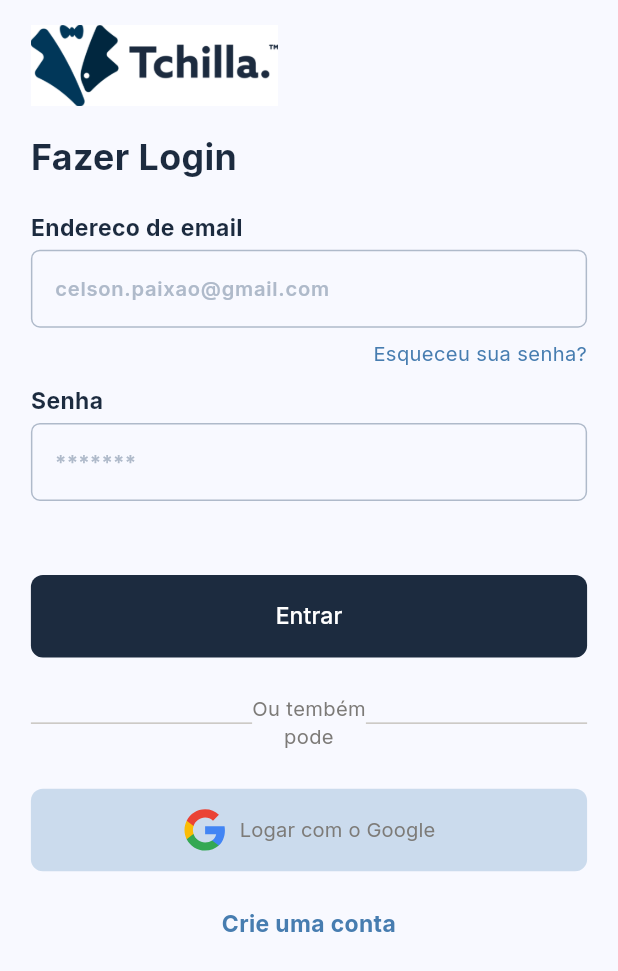
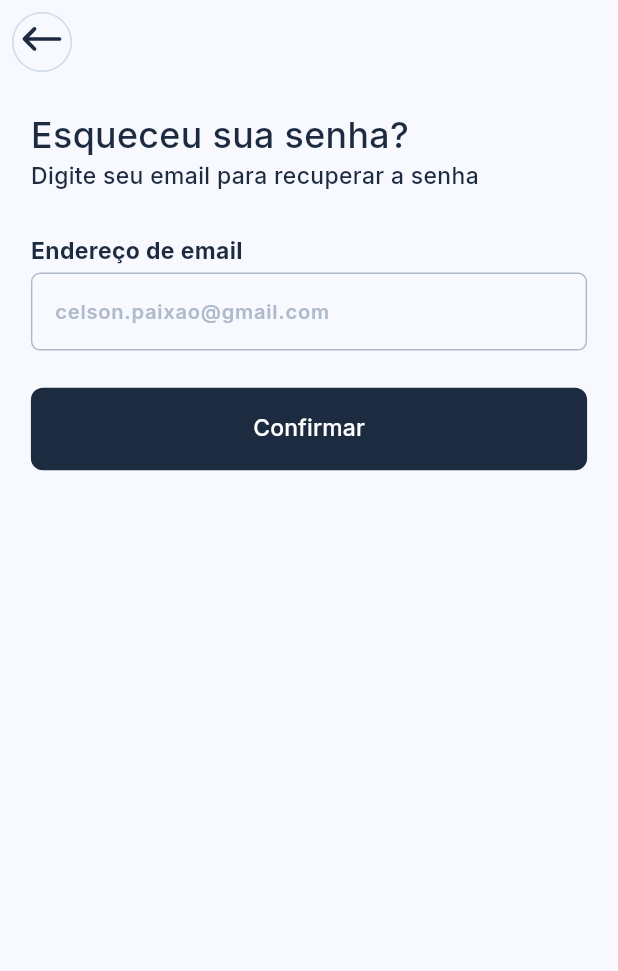
Before and after one commit to Tchilla-TCC-StartUp/tchilla-app-user, a Flutter app: the screen it shows after launch, after a tap on "Esqueceu sua senha?", on a phone screen of 412 x 824 dp. Shown: the top 971 px of the screen. Run offline on Flutter 3.47's test engine with Material 3 defaults, Android fonts, the phone set to English and light mode, and no system bars; our stand-ins replace flutter_modular, flutter_svg, google_fonts, responsive_sizer.

Commit message:
Mais paginas e outras coisas

```diff
--- a/lib/app_module.dart
+++ b/lib/app_module.dart
@@ -1,10 +1,13 @@
 import 'package:flutter_modular/flutter_modular.dart';
 import 'package:tchilla/resources/app_routers.dart' as Router;
 import 'package:tchilla/util/events/navigation.dart';
+import 'package:tchilla/view/pages/forenge_passsword_auth_email_page.dart';
+import 'package:tchilla/view/pages/forenge_password_confitmation_pin_page.dart';
 import 'package:tchilla/view/pages/home_page.dart';
 import 'package:tchilla/view/pages/login_page.dart';
 import 'package:tchilla/view/pages/register_page.dart';
 import 'package:tchilla/view/pages/splash_page.dart';
+import 'package:tchilla/viewmodel/forenge_password_viewmodel.dart';
 import 'package:tchilla/viewmodel/login_viewmodel.dart';
 import 'package:tchilla/viewmodel/register_viewmodel.dart';
 import 'package:tchilla/viewmodel/splash_viewmodel.dart';
@@ -32,8 +35,17 @@ class AppModule extends Module {
       child: (context) => const RegisterPage(),
       transition: TransitionType.rightToLeft,
     );
+    r.child(
+      Router.forengePassswordEmail,
+      child: (context) => const ForengePassswordAuthEmailPage(),
+      transition: TransitionType.rightToLeft,
+    );
+    r.child(
+      Router.forengePassswordConfirmationPin,
+      child: (context) => const ForengePasswordConfitmationPinPage(),
+      transition: TransitionType.rightToLeft,
+    );
   }
-
   @override
   void binds(Injector i) {
     // Navigation
@@ -42,5 +54,6 @@ class AppModule extends Module {
     i.addLazySingleton<SplashViewmodel>(SplashViewmodel.new);
     i.addLazySingleton<LoginViewmodel>(LoginViewmodel.new);
     i.addLazySingleton<RegisterViewmodel>(RegisterViewmodel.new);
+    i.addLazySingleton<ForengePasswordViewmodel>(ForengePasswordViewmodel.new);
   }
 }
--- a/lib/resources/app_constats.dart
+++ b/lib/resources/app_constats.dart
@@ -8,3 +8,4 @@ const String logoPng = '${vectoresPash}logo3x.png';
 const String logotipoPng = '${vectoresPash}logotipo3x.png';
 
 const String googlelogoSvg = '${vectoresPash}Google__G__logo.svg';
+const String arrowBackSvg = '${vectoresPash}noun-back-arrow-3565454.svg';
--- a/lib/resources/app_routers.dart
+++ b/lib/resources/app_routers.dart
@@ -7,3 +7,7 @@ final String mainRouter = "${initialRoute}main";
 final String homePage = "$mainRouter/home";
 final String loginPage = "$mainRouter/login";
 final String registerPage = "$mainRouter/register";
+final String forengePassswordEmail =
+    "$mainRouter/forange_passsword/auth_email_page";
+final String forengePassswordConfirmationPin =
+    "$forengePassswordEmail/forange_passsword/confirmation_pin";
--- a/lib/util/events/navigation.dart
+++ b/lib/util/events/navigation.dart
@@ -27,4 +27,19 @@ class Navigation extends INavigation {
       (route) => false,
     );
   }
+
+  @override
+  navigateToBack() {
+    modular.to.pop();
+  }
+
+  @override
+  Future<void> navigateToForengePassewordEmailPage() {
+    return modular.to.pushNamed(Router.forengePassswordEmail);
+  }
+
+  @override
+  Future<void> navigateToConfirmationPage() {
+    return modular.to.pushNamed(Router.forengePassswordConfirmationPin);
+  }
 }
--- a/lib/util/interface/inavigation.dart
+++ b/lib/util/interface/inavigation.dart
@@ -1,5 +1,9 @@
 abstract class INavigation {
   Future<void> navigateToHome();
   Future<void> navigateToLoginPage();
-    Future<void> navigateToRegisterPage();
+  Future<void> navigateToRegisterPage();
+  navigateToBack();
+
+  Future<void> navigateToForengePassewordEmailPage();
+    Future<void> navigateToConfirmationPage();
 }
--- /dev/null
+++ b/lib/view/pages/forenge_passsword_auth_email_page.dart
@@ -0,0 +1,59 @@
+import 'package:flutter/cupertino.dart';
+import 'package:flutter/material.dart';
+import 'package:flutter_modular/flutter_modular.dart';
+import 'package:responsive_sizer/responsive_sizer.dart';
+import 'package:tchilla/style/app_text_style.dart';
+import 'package:tchilla/view/widgets/app_global_back_button.dart';
+import 'package:tchilla/view/widgets/app_global_input.dart';
+import 'package:tchilla/view/widgets/app_global_spacing.dart';
+import 'package:tchilla/view/widgets/app_global_text.dart';
+import 'package:tchilla/view/widgets/app_global_text_button.dart';
+import 'package:tchilla/view/widgets/app_layoutpage.dart';
+import 'package:tchilla/view/widgets/headerpage.dart';
+import 'package:tchilla/viewmodel/forenge_password_viewmodel.dart';
+
+class ForengePassswordAuthEmailPage extends StatefulWidget {
+  const ForengePassswordAuthEmailPage({super.key});
+
+  @override
+  State<ForengePassswordAuthEmailPage> createState() =>
+      _ForengePassswordAuthEmailPageState();
+}
+
+class _ForengePassswordAuthEmailPageState
+    extends State<ForengePassswordAuthEmailPage> {
+  final FocusNode emailFocus = FocusNode();
+  final viewmodel = Modular.get<ForengePasswordViewmodel>();
+  @override
+  Widget build(BuildContext context) {
+    return Scaffold(
+      appBar: AppBar(
+        leading: const AppGlobalBackButton(),
+      ),
+      body: AppLayoutpage(
+          body: Column(
+        crossAxisAlignment: CrossAxisAlignment.start,
+        children: [
+          const Headerpage(
+            title: "Esqueceu sua senha?",
+            description: "Digite seu email para recuperar a senha",
+          ),
+          AppGlobalInput(
+            helpText: "Endereço de email",
+            hintText: "celson.paixao@gmail.com",
+            focusNode: emailFocus,
+            keyboardType: TextInputType.emailAddress,
+          ),
+          AppGlobalVericalSpacing(
+            value: 3.h,
+          ),
+          AppGlobalTextButton(
+            minWidth: 100.w,
+            onPressed: viewmodel.navigateToToConfirmationPage,
+            textButton: "Confirmar",
+          )
+        ],
+      )),
+    );
+  }
+}
--- a/lib/view/pages/login_page.dart
+++ b/lib/view/pages/login_page.dart
@@ -33,6 +33,7 @@ class _LoginPageState extends State<LoginPage> {
   @override
   Widget build(BuildContext context) {
     return Scaffold(
+        backgroundColor: Colors.white,
         body: AppLayoutpage(
           body: Column(
             crossAxisAlignment: CrossAxisAlignment.start,
@@ -62,7 +63,7 @@ class _LoginPageState extends State<LoginPage> {
                   ),
                   const AppGlobalVericalSpacing(),
                   GestureDetector(
-                onTap: () {},
+                    onTap: viewmodel.navigateToForengePasswordPage,
                     child: AppGlobalText(
                       text: "Esqueceu sua senha?",
                       style: TextStyleEnum.p_normal,
--- a/lib/view/pages/register_page.dart
+++ b/lib/view/pages/register_page.dart
@@ -1,4 +1,3 @@
-import 'package:flutter/cupertino.dart';
 import 'package:flutter/material.dart';
 import 'package:flutter_modular/flutter_modular.dart';
 import 'package:flutter_svg/svg.dart';
@@ -32,6 +31,7 @@ class _RegisterPageState extends State<RegisterPage> {
   @override
   Widget build(BuildContext context) {
     return Scaffold(
+      backgroundColor: Colors.white,
       body: AppLayoutpage(
           body: Column(
         crossAxisAlignment: CrossAxisAlignment.start,
--- /dev/null
+++ b/lib/view/widgets/app_global_back_button.dart
@@ -0,0 +1,45 @@
+import 'package:flutter/cupertino.dart';
+import 'package:flutter/material.dart';
+import 'package:flutter_modular/flutter_modular.dart';
+import 'package:flutter_svg/flutter_svg.dart';
+import 'package:responsive_sizer/responsive_sizer.dart';
+import 'package:tchilla/resources/app_constats.dart';
+import 'package:tchilla/style/colors.dart';
+import 'package:tchilla/util/events/navigation.dart';
+
+class AppGlobalBackButton extends StatelessWidget {
+  const AppGlobalBackButton({super.key});
+
+  @override
+  Widget build(BuildContext context) {
+    final navigation = Modular.get<Navigation>();
+    return Padding(
+      padding: const EdgeInsets.all(8.0),
+      child: MaterialButton(
+        minWidth: 2.w,
+        padding: EdgeInsets.all(0),
+        onPressed: navigation.navigateToBack,
+        shape: RoundedRectangleBorder(
+            borderRadius: BorderRadius.circular(100.px),
+            side: BorderSide(color: primary200)),
+        child: Stack(
+           alignment: Alignment.center,
+          children: [
+            Positioned(
+              top: 9,
+              bottom: 3,
+              child: SvgPicture.asset(
+                arrowBackSvg,
+                color: primary950,
+                width: 40.px,
+                height: 40.px,
+                fit: BoxFit.cover,
+                alignment: Alignment.center,
+              ),
+            ),
+          ],
+        ),
+      ),
+    );
+  }
+}
--- /dev/null
+++ b/lib/view/widgets/headerpage.dart
@@ -0,0 +1,34 @@
+import 'package:flutter/cupertino.dart';
+import 'package:responsive_sizer/responsive_sizer.dart';
+import 'package:tchilla/style/app_text_style.dart';
+import 'package:tchilla/view/widgets/app_global_spacing.dart';
+import 'package:tchilla/view/widgets/app_global_text.dart';
+
+class Headerpage extends StatelessWidget {
+  final String title;
+  final String description;
+  const Headerpage({super.key, required this.title, required this.description});
+
+  @override
+  Widget build(BuildContext context) {
+    return Column(
+      crossAxisAlignment: CrossAxisAlignment.start,
+      children: [
+        AppGlobalVericalSpacing(
+          value: 2.h,
+        ),
+        AppGlobalText(
+          text: title,
+          style: TextStyleEnum.h2_medium,
+        ),
+        AppGlobalText(
+          text: description,
+          style: TextStyleEnum.h3_medium,
+        ),
+        AppGlobalVericalSpacing(
+          value: 3.h,
+        ),
+      ],
+    );
+  }
+}
--- /dev/null
+++ b/lib/viewmodel/forenge_password_viewmodel.dart
@@ -0,0 +1,10 @@
+import 'package:flutter_modular/flutter_modular.dart';
+import 'package:tchilla/util/events/navigation.dart';
+
+class ForengePasswordViewmodel {
+  final _navigation = Modular.get<Navigation>();
+
+  Future<void> navigateToToConfirmationPage() {
+    return _navigation.navigateToConfirmationPage();
+  }
+}
--- a/lib/viewmodel/login_viewmodel.dart
+++ b/lib/viewmodel/login_viewmodel.dart
@@ -11,4 +11,8 @@ class LoginViewmodel {
   Future<void> navigateToHomePagePage() {
     return _navigation.navigateToHome();
   }
+
+  Future<void> navigateToForengePasswordPage() {
+    return _navigation.navigateToForengePassewordEmailPage();
+  }
 }
```
Also changed, not shown: lib/view/pages/forenge_password_confitmation_pin_page.dart (added, +35 -0 lines), lib/view/pages/home_page.dart (+3 -15 lines), assets/vectores/noun-back-arrow-3565454.svg (added). Lines whose indentation alone changed are shown as unchanged.
